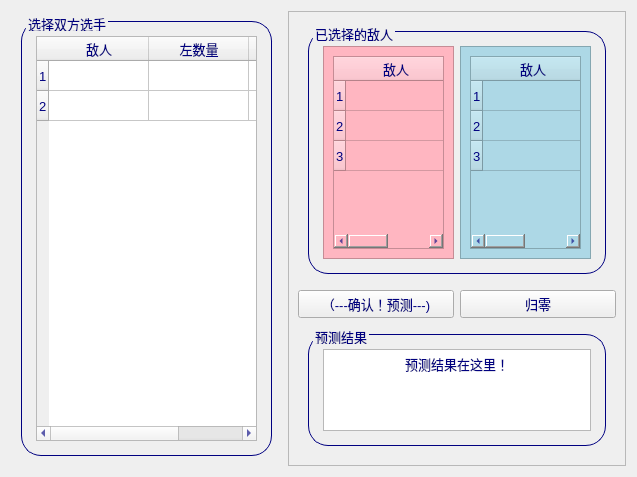
Before: the Qt Designer form src/ui/predict_tab.ui in markli1hoshipu/CannotMax_Prediction, drawn with Qt 5.
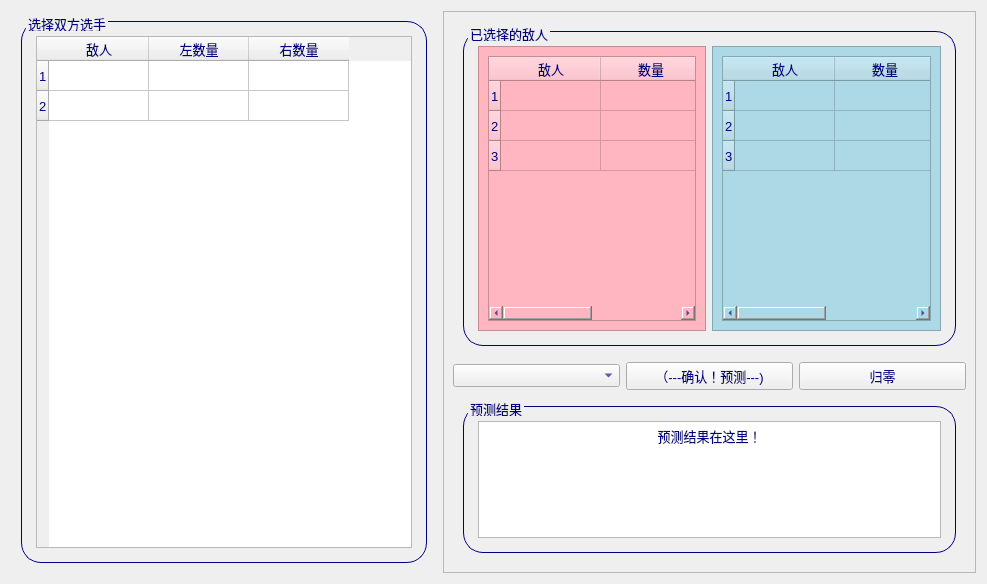
After: the same form once the commit is applied.

Commit message: added model select functionality

```diff
--- a/src/ui/predict_tab.ui
+++ b/src/ui/predict_tab.ui
@@ -6,8 +6,8 @@
    <rect>
     <x>0</x>
     <y>0</y>
-    <width>637</width>
-    <height>477</height>
+    <width>987</width>
+    <height>584</height>
    </rect>
   </property>
   <property name="windowTitle">
@@ -197,6 +197,9 @@
       </item>
       <item>
        <layout class="QHBoxLayout" name="horizontalLayout_4">
+        <item>
+         <widget class="QComboBox" name="comboSelectModel"/>
+        </item>
         <item>
          <widget class="QPushButton" name="btnCheck">
           <property name="text">
```
The commit also changes 2 other files.
